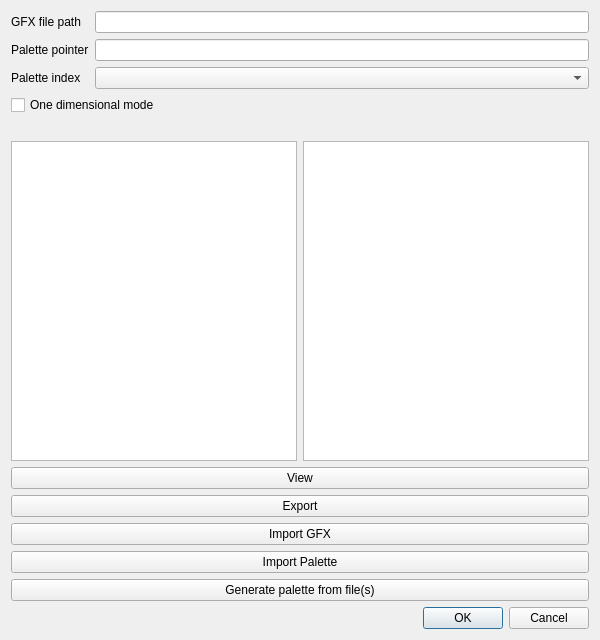
Above: dsvedit/gfx_editor.ui from LagoLunatic/DSVEdit before the change. Below: the same form after it.
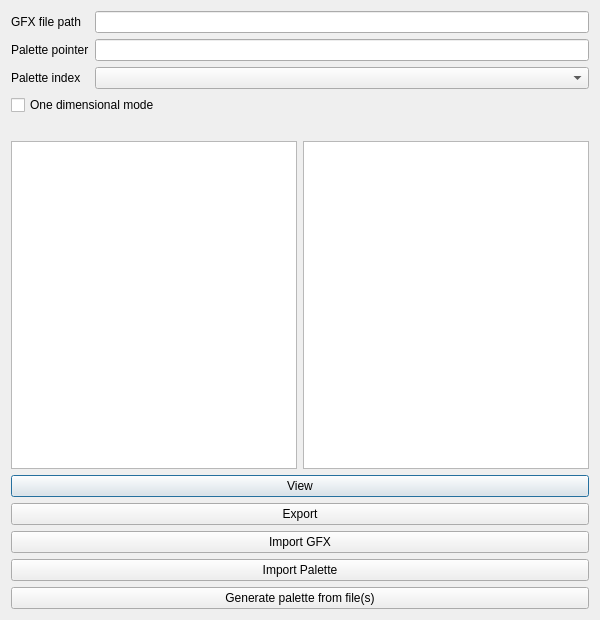
That is the form after the change.

Commit message: Remove misleading buttons that do nothing from gfx editor

The edit to the form file:
```diff
--- a/dsvedit/gfx_editor.ui
+++ b/dsvedit/gfx_editor.ui
@@ -7,7 +7,7 @@
     <x>0</x>
     <y>0</y>
     <width>600</width>
-    <height>640</height>
+    <height>620</height>
    </rect>
   </property>
   <property name="windowTitle">
@@ -110,16 +110,6 @@
      </property>
     </widget>
    </item>
-   <item>
-    <widget class="QDialogButtonBox" name="buttonBox">
-     <property name="orientation">
-      <enum>Qt::Horizontal</enum>
-     </property>
-     <property name="standardButtons">
-      <set>QDialogButtonBox::Cancel|QDialogButtonBox::Ok</set>
-     </property>
-    </widget>
-   </item>
   </layout>
  </widget>
  <resources/>
```
Left out of the diff: 35 changed lines with no effect on the pictures.
